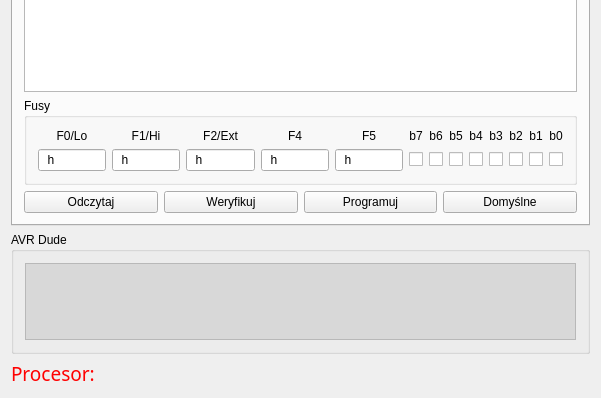
ttomek32/tmfavrcalculator, file forms/maindialog.ui: the form before one commit; both pictures show x 0 to 601 and y 231 to 629 of the 601 by 629 pixel window.
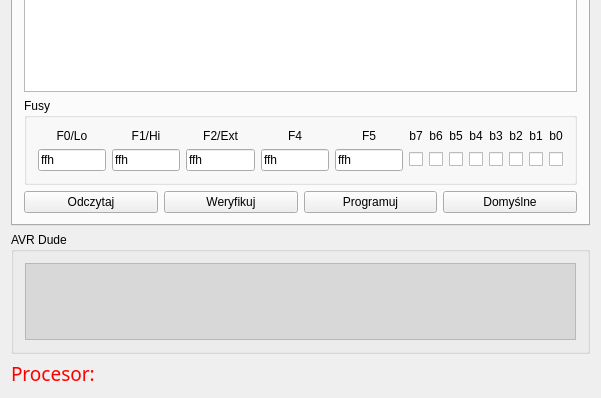
The form after the commit. The open tabs and pages were chosen to show the change. Icons and pictures are not drawn.

Commit message: Działają fusebity ustawiane ręcznie poprzez wpis do pola edycji fusebitu, lub przez wybór checkboxów. Na razie nie można ich odczytywać ani programować.

```diff
--- a/forms/maindialog.ui
+++ b/forms/maindialog.ui
@@ -698,6 +698,9 @@
                 <property name="inputMask">
                  <string>HH\h; </string>
                 </property>
+                <property name="text">
+                 <string>ffh</string>
+                </property>
                 <property name="maxLength">
                  <number>3</number>
                 </property>
@@ -708,6 +711,9 @@
                 <property name="inputMask">
                  <string>HH\h; </string>
                 </property>
+                <property name="text">
+                 <string>ffh</string>
+                </property>
                 <property name="maxLength">
                  <number>3</number>
                 </property>
@@ -718,6 +724,9 @@
                 <property name="inputMask">
                  <string>HH\h; </string>
                 </property>
+                <property name="text">
+                 <string>ffh</string>
+                </property>
                 <property name="maxLength">
                  <number>3</number>
                 </property>
@@ -728,6 +737,9 @@
                 <property name="inputMask">
                  <string>HH\h; </string>
                 </property>
+                <property name="text">
+                 <string>ffh</string>
+                </property>
                </widget>
               </item>
               <item row="1" column="5">
@@ -922,7 +934,7 @@
                  <string comment="HH">HH\h; </string>
                 </property>
                 <property name="text">
-                 <string>h</string>
+                 <string>ffh</string>
                 </property>
                 <property name="maxLength">
                  <number>3</number>
```
Left out of the diff: 284 changed lines with no effect on the pictures. The commit also changes 2 other files.
